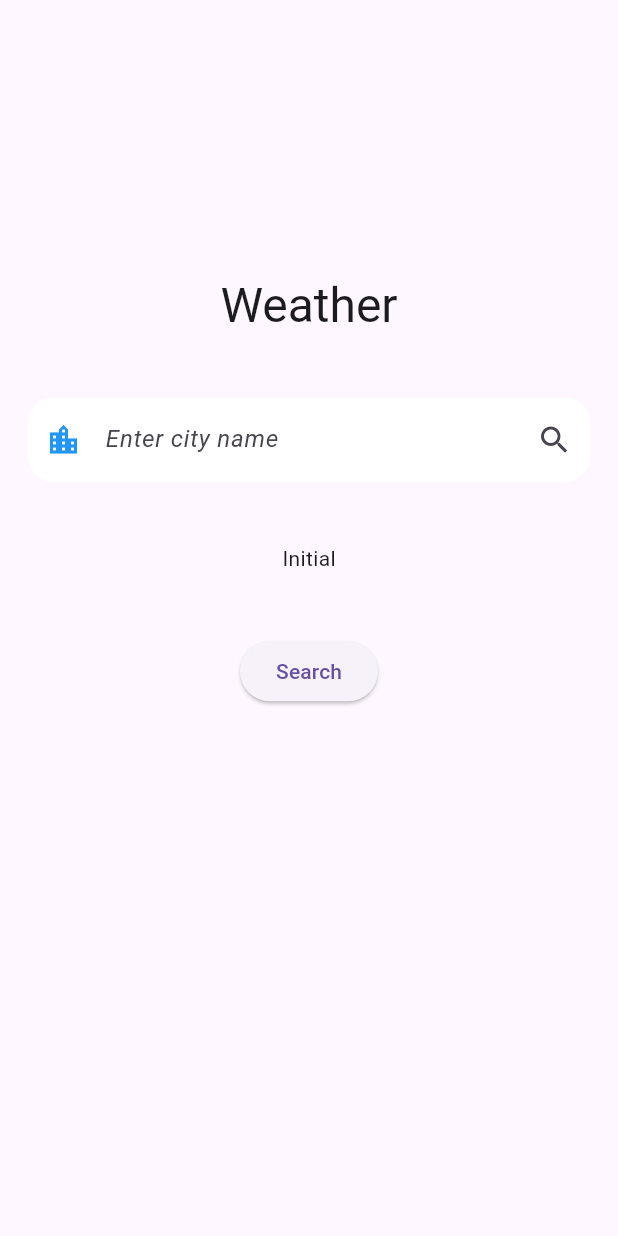
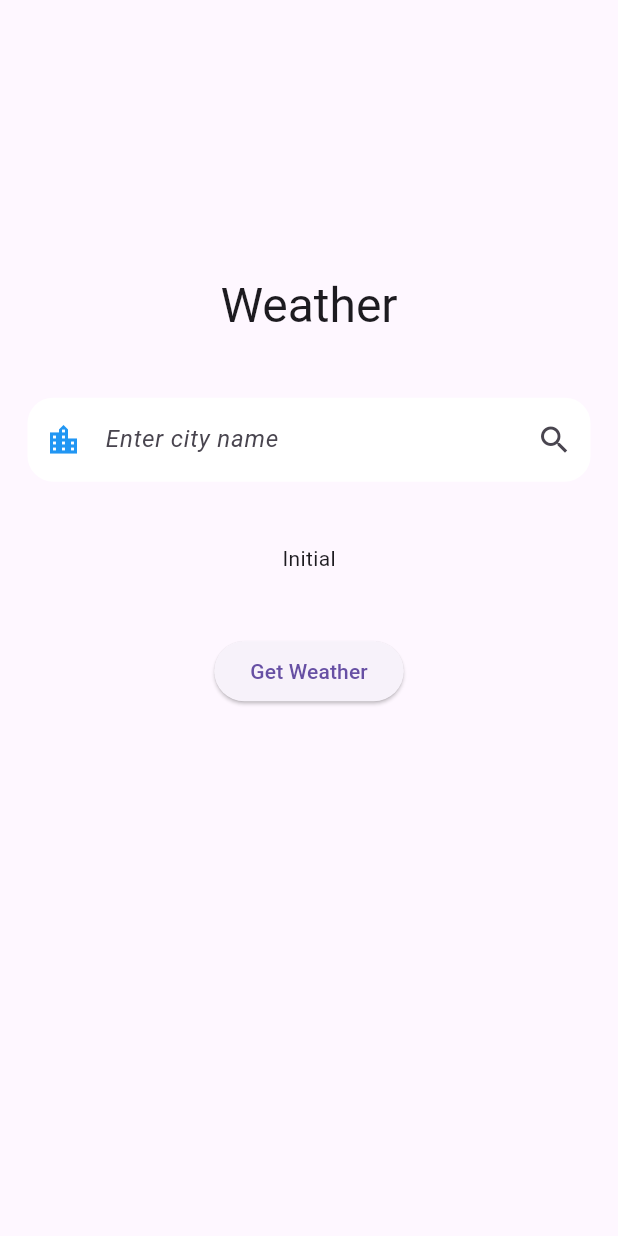
Before and after one commit to eng-mohamed-ibrahem/weather, a Flutter app: the screen it shows after launch, on a phone screen of 412 x 824 dp. Run offline on Flutter 3.47's test engine with Material 3 defaults, Android fonts, the phone set to English and light mode, and no system bars; our stand-ins replace connectivity_plus, dio, flutter_bloc, flutter_screenutil, freezed_annotation, go_router and 1 more.

Commit message:
Update README and button label in home screen
Update README with API integration task details for a weather app. Also, change the button label in the home screen from "Search" to "Get Weather".

```diff
--- a/lib/views/screens/home.dart
+++ b/lib/views/screens/home.dart
@@ -135,7 +135,7 @@ class _HomeState extends State<Home> {
                           .getWeatherByCityName(_controller.text);
                     },
                   ),
-                  label: const Text("Search"),
+                  label: const Text("Get Weather"),
                   icon: state.whenOrNull(
                     loading: () => SizedBox(
                       height: 15.h,
```
Also changed, not shown: 1 other file.
